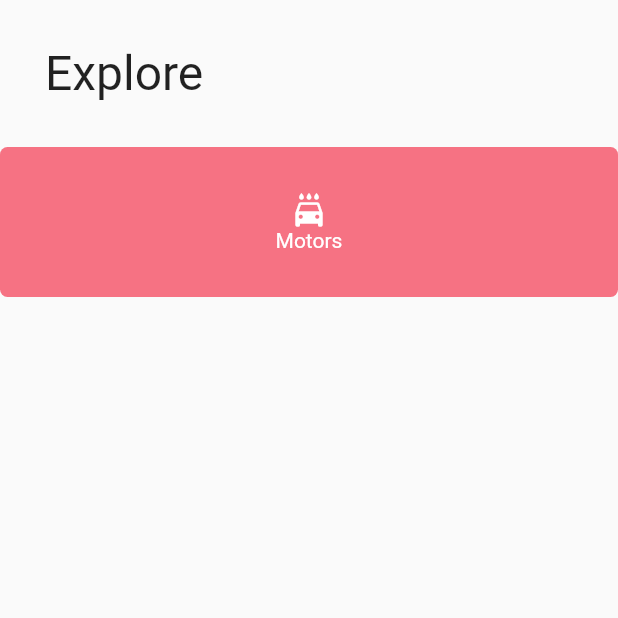
After one commit to nithinmahendran/qb_flutter, a Flutter app: the HomePage screen opened directly, on a phone screen of 412 x 824 dp, the top half of it. The commit adds this screen. Run offline on Flutter 3.47's test engine with Material 2 defaults, Android fonts, the phone set to English and light mode, and no system bars; our stand-ins replace font_awesome_flutter.

Commit message:
HomePage on Process done with One logo

```diff
--- /dev/null
+++ b/lib/home.dart
@@ -0,0 +1,42 @@
+import 'package:flutter/material.dart';
+
+class HomePage extends StatelessWidget {
+  @override
+  Widget build(BuildContext context) {
+    return Scaffold(
+      body: ListView(
+        children: [
+          Padding(
+            padding: const EdgeInsets.all(30.0),
+            child: Text(
+              "Explore",
+              style: TextStyle(fontSize: 32.0),
+            ),
+          ),
+          Row(
+            children: [
+              Expanded(
+                child: Container(
+                  height: 100.0,
+                  decoration: BoxDecoration(
+                      color: Color(0XFFF67283),
+                      borderRadius: BorderRadius.circular(5.0)),
+                  child: Column(
+                    mainAxisAlignment: MainAxisAlignment.center,
+                    children: [
+                      Icon(Icons.local_car_wash, color: Colors.white),
+                      Text(
+                        "Motors",
+                        style: TextStyle(color: Colors.white),
+                      )
+                    ],
+                  ),
+                ),
+              )
+            ],
+          )
+        ],
+      ),
+    );
+  }
+}
--- a/lib/login_form.dart
+++ b/lib/login_form.dart
@@ -1,4 +1,5 @@
 import 'package:flutter/material.dart';
+import 'package:qb_flutter/home.dart';
 import 'package:qb_flutter/landingpage.dart';
 
 class LoginForm extends StatelessWidget {
@@ -42,6 +43,14 @@ class LoginForm extends StatelessWidget {
                     Row(
                       children: [
                         Expanded(
+                          child: GestureDetector(
+                            onTap: () {
+                              Navigator.pushAndRemoveUntil(
+                                  context,
+                                  MaterialPageRoute(
+                                      builder: (context) => HomePage()),
+                                  (route) => false);
+                            },
                             child: Container(
                                 margin: EdgeInsets.only(left: 5, right: 30),
                                 decoration: BoxDecoration(
@@ -60,6 +69,7 @@ class LoginForm extends StatelessWidget {
                                     )
                                   ],
                                 )),
+                          ),
                         ),
                         Expanded(
                           child: Container(
```
Lines whose indentation alone changed are shown as unchanged.
